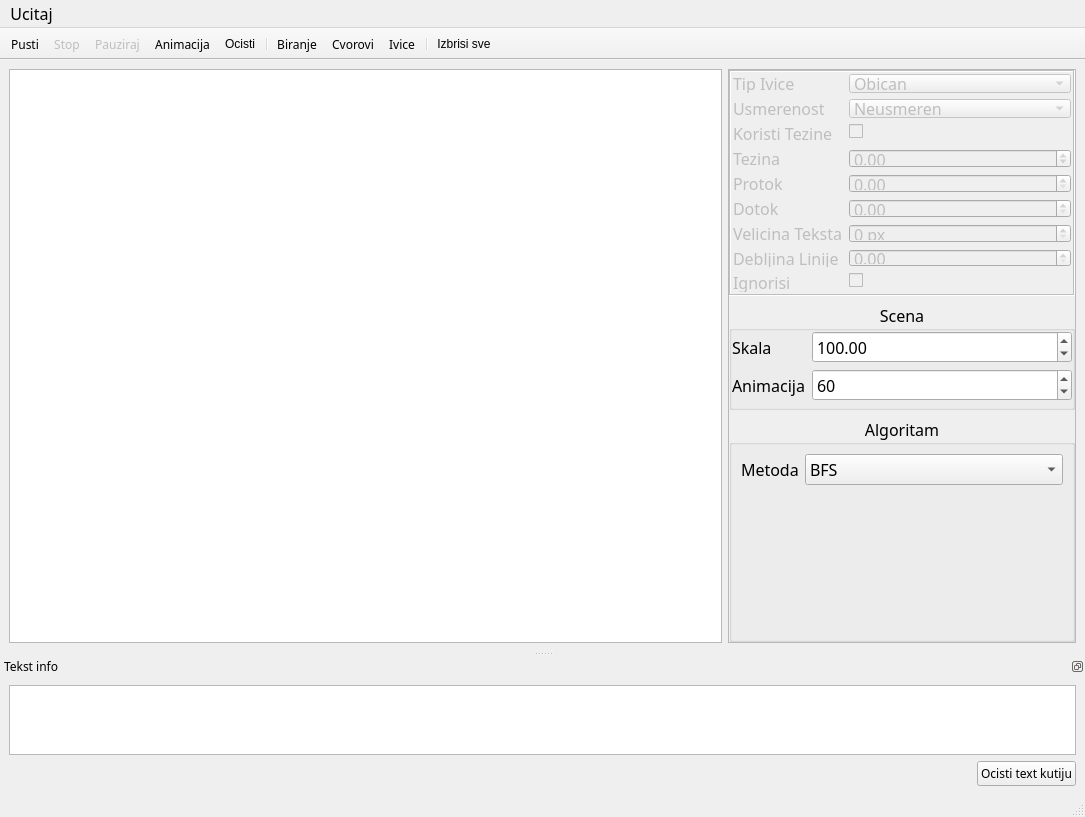
Mihajlo-Ilic/DiskretneStrukture3, file Grafovi/Ds3_grafovi_projekat/mainwindow.ui: the form before one commit.
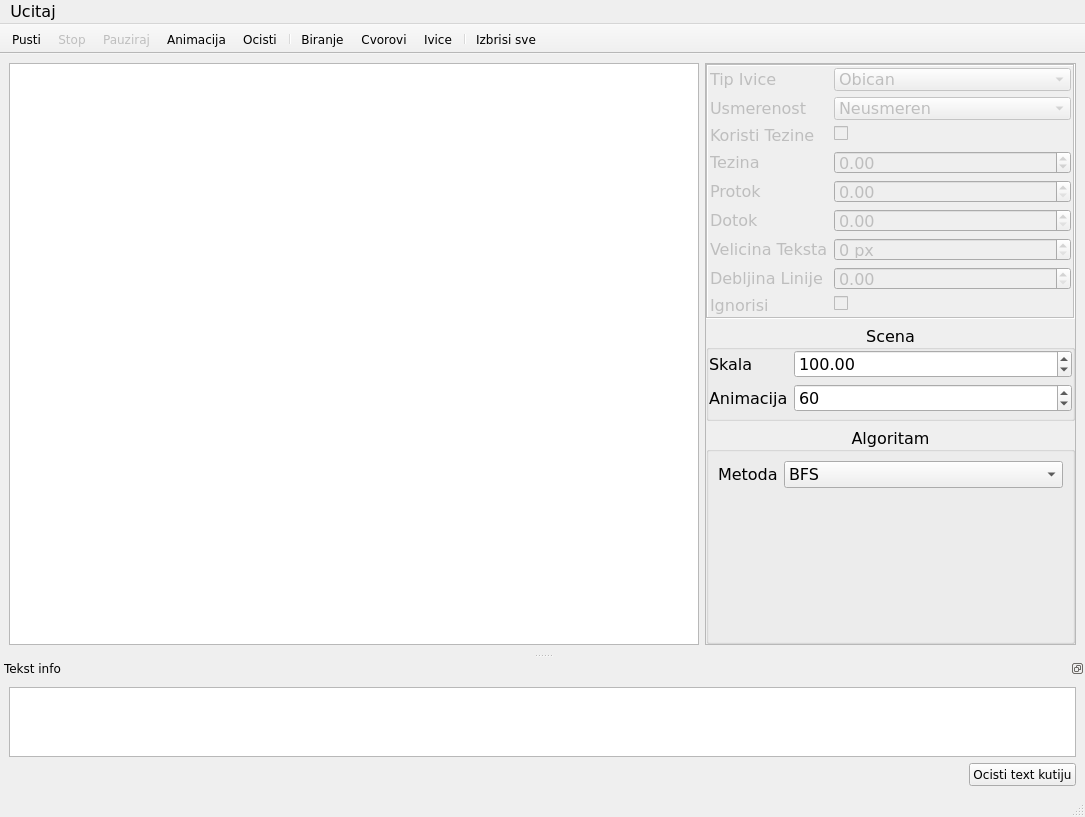
The form after the commit. Icons and pictures are not drawn.

What changed in the file:
```diff
--- a/Grafovi/Ds3_grafovi_projekat/mainwindow.ui
+++ b/Grafovi/Ds3_grafovi_projekat/mainwindow.ui
@@ -16,6 +16,11 @@
     <height>60</height>
    </size>
   </property>
+  <property name="font">
+   <font>
+    <family>DejaVu Sans</family>
+   </font>
+  </property>
   <property name="windowTitle">
    <string>Graphicar</string>
   </property>
```
Left out of the diff: 30 changed lines with no effect on the pictures.
